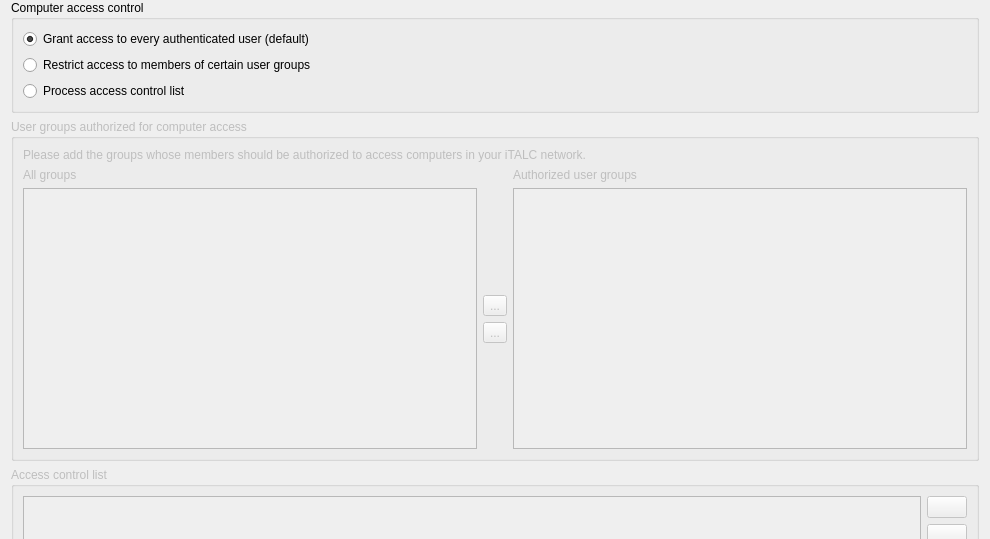
This is imc/Forms/AccessControlPage.ui in veyon/veyon as Qt 5 draws it before an edit; both pictures show x 0 to 990 and y 0 to 539 of the 990 by 809 pixel window. The edited form follows.
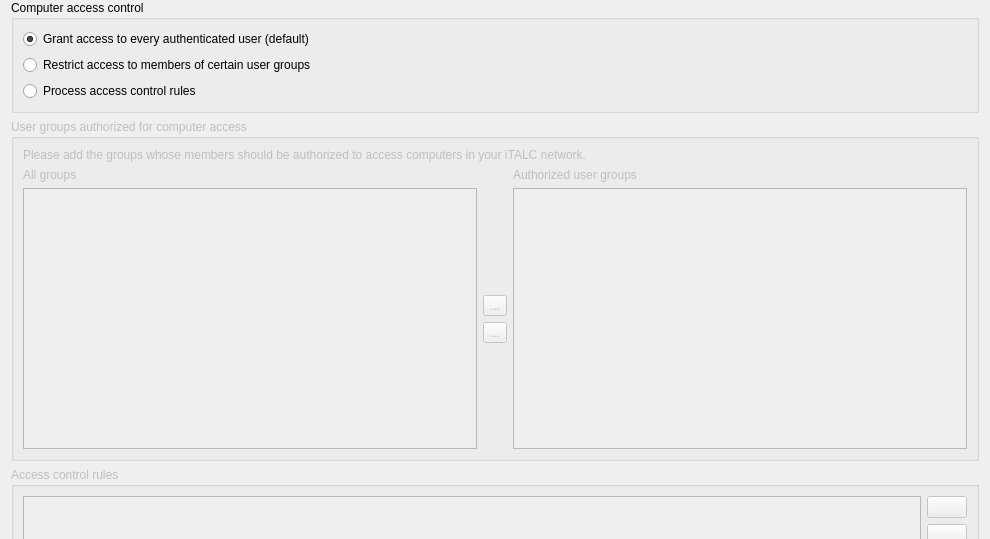
This is the edited form. Icons and pictures are not drawn.

Commit message:
ItalcCore, IMC: rename access control list to access control rules
Be consistent with naming regarding the access control rules so correct
all occurences in logic and UI.

Diff of the .ui file:
```diff
--- a/imc/Forms/AccessControlPage.ui
+++ b/imc/Forms/AccessControlPage.ui
@@ -52,7 +52,7 @@
       <item>
        <widget class="QRadioButton" name="isAccessControlListProcessingEnabled">
         <property name="text">
-         <string>Process access control list</string>
+         <string>Process access control rules</string>
         </property>
         <attribute name="buttonGroup">
          <string notr="true">accessControlModeGroup</string>
@@ -176,7 +176,7 @@
       <bool>false</bool>
      </property>
      <property name="title">
-      <string>Access control list</string>
+      <string>Access control rules</string>
      </property>
      <layout class="QGridLayout" name="gridLayout_23">
       <item row="0" column="1">
```
Left out of the diff: 16 changed lines with no effect on the pictures. The commit also changes 4 other files.
